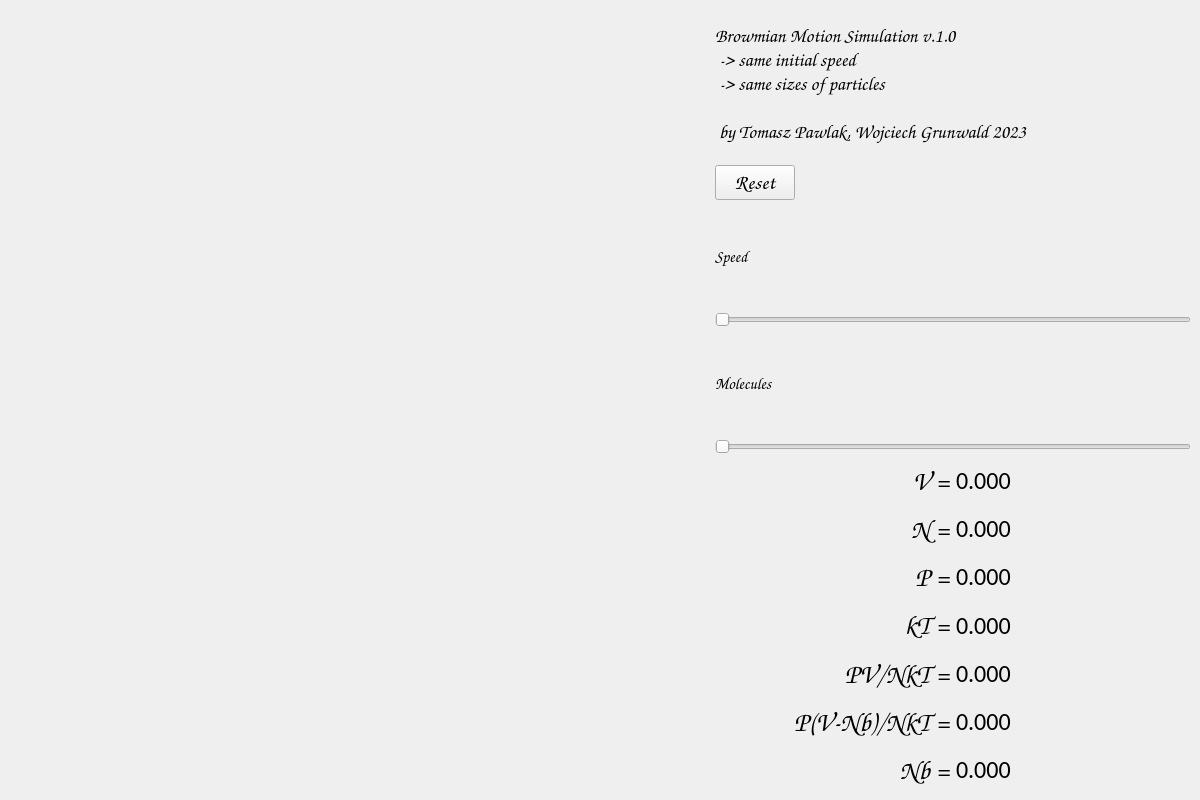
Old version of the form window.ui in the repository AmandaBloom/brownian_motion_simulation.
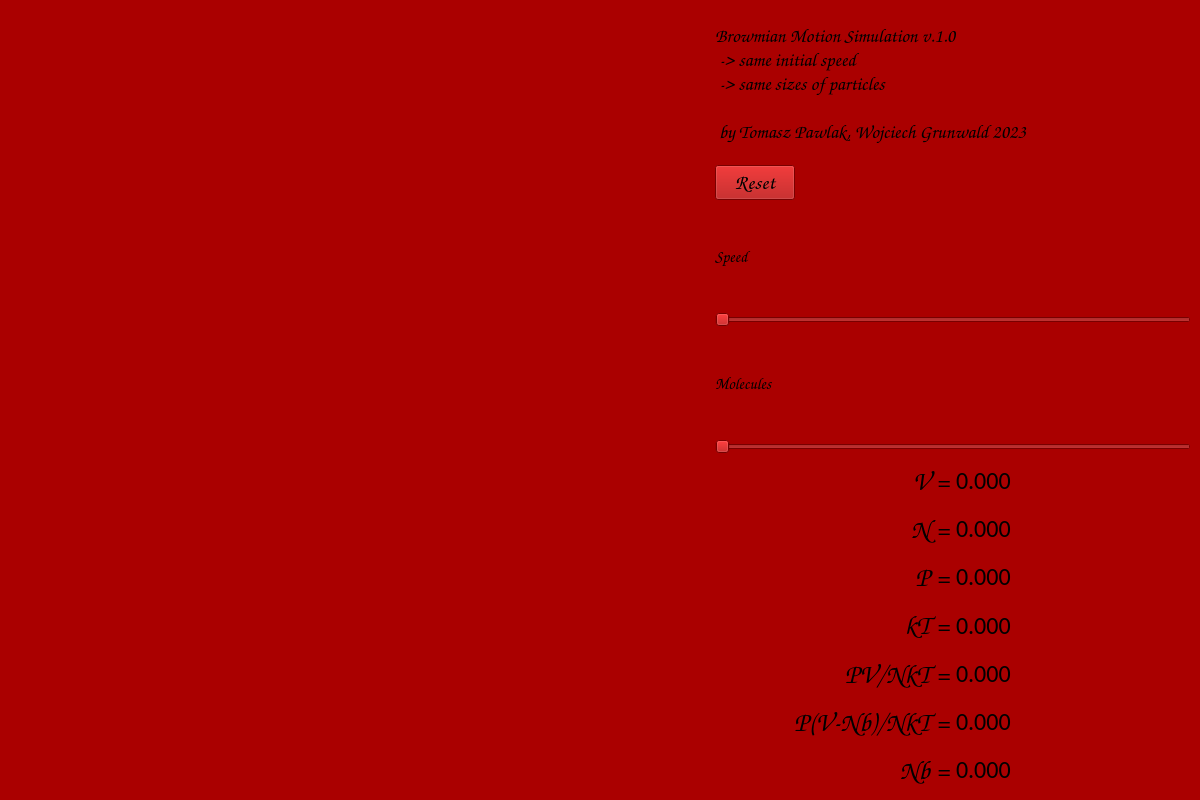
New version of the form.

Commit message: Ball bounce responsible now!!!! and red window

What changed in the file:
```diff
--- a/window.ui
+++ b/window.ui
@@ -31,6 +31,12 @@
   <property name="windowTitle">
    <string>Browniam Motion</string>
   </property>
+  <property name="autoFillBackground">
+   <bool>false</bool>
+  </property>
+  <property name="styleSheet">
+   <string notr="true">background-color: rgb(170, 0, 0);</string>
+  </property>
   <widget class="QWidget" name="centralwidget">
    <layout class="QVBoxLayout" name="verticalLayout_2">
     <item>
```
The commit also changes 4 other files.
